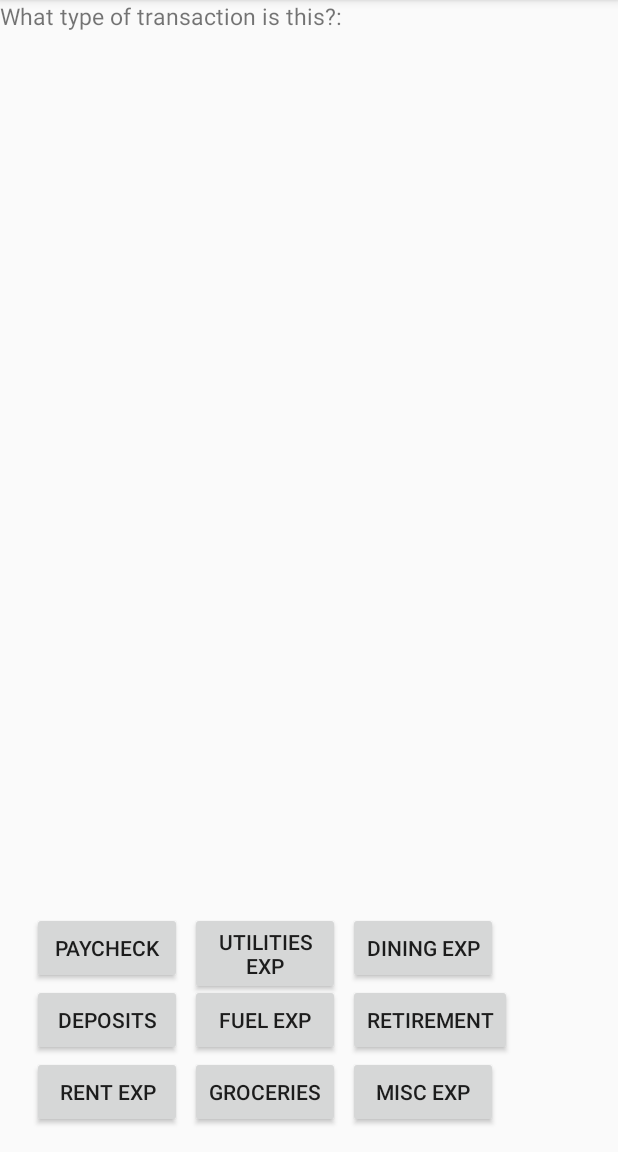
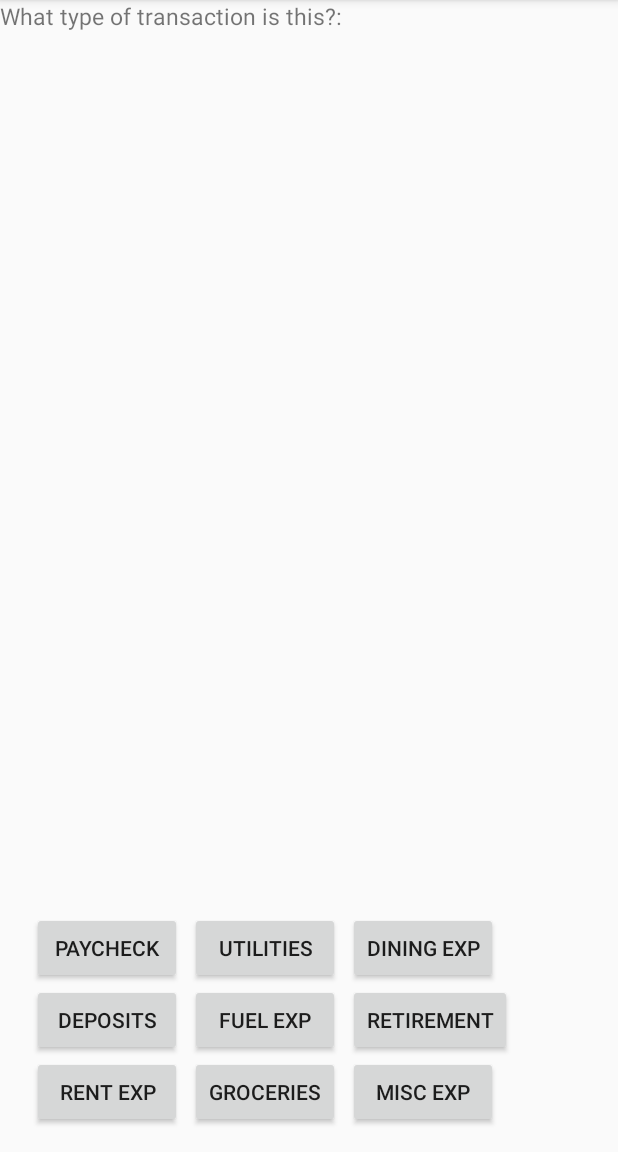
Before and after one commit to cgnatke/IncomeExpensesApplication, an Android app: the screen it shows after launch (PromptActivity), after a tap on "PAYCHECK", on a phone screen of 412 x 824 dp, the part 84-1236 px from its top. Run offline under Robolectric (Android 15) with nearby library versions, the phone set to English and light mode, and no system bars; 3 statements that could not run were skipped.

Commit message:
slight change to the utilities button text inside the layout

```diff
--- a/app/src/main/java/com/cn/android/incomevsexpenses/Expenses.java
+++ b/app/src/main/java/com/cn/android/incomevsexpenses/Expenses.java
@@ -29,7 +29,7 @@ public class Expenses {
     }
 
     public String toString() {
-        double totalExpenses = this.rent + this.utilities + this.fuel + this.groceries + this.dining + retirement + this.misc;
+        double totalExpenses = this.rent + this.utilities + this.fuel + this.groceries + this.dining + this.retirement + this.misc;
         double net = this.paycheck + this.deposits + totalExpenses;
 
         return "Paycheck: " + this.paycheck + "\n" +
--- a/app/src/main/java/com/cn/android/incomevsexpenses/PromptActivity.java
+++ b/app/src/main/java/com/cn/android/incomevsexpenses/PromptActivity.java
@@ -148,7 +148,6 @@ public class PromptActivity extends AppCompatActivity {
         mPaycheckButton.setOnClickListener(new View.OnClickListener() {
             @Override
             public void onClick(View v) {
-                Log.e("CN_STATE", "You clicked the paycheck btn!!!");
                 expenses.paycheck += amount;
                 goToNextTransaction();
             }
@@ -217,6 +216,15 @@ public class PromptActivity extends AppCompatActivity {
             }
         });
 
+        mPaycheckButton = (Button) findViewById(R.id.bRetirement);
+        mPaycheckButton.setOnClickListener(new View.OnClickListener() {
+            @Override
+            public void onClick(View v) {
+                expenses.retirement += amount;
+                goToNextTransaction();
+            }
+        });
+
     }
 
     @Override
--- a/app/src/main/res/layout/activity_prompt.xml
+++ b/app/src/main/res/layout/activity_prompt.xml
@@ -44,7 +44,8 @@
             android:layout_width="100dp"
             android:layout_marginLeft="5dp"
             android:layout_marginRight="5dp"
-            android:text="Utilities Exp"/>
+            android:text="Utilities"
+            android:layout_alignBottom="@+id/bPaycheck"/>
 
         <Button
             android:id="@+id/bDining"
```
Also changed, not shown: 30 other files.
